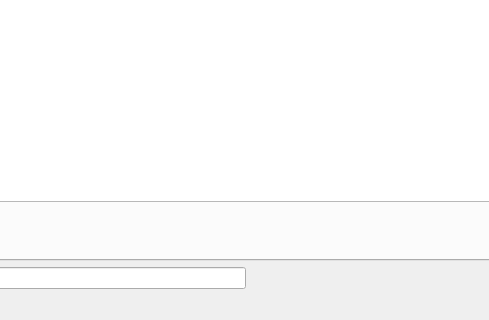
Above: netemu_ui/mainwindow.ui from fabsor/netemu before the change; both pictures show x 262 to 751 and y 386 to 706 of the 1122 by 706 pixel window. Below: the same form after it.
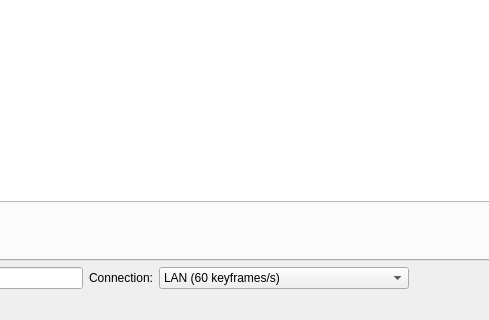
That is the form after the change. Icons and pictures are not drawn.

Commit message: Begun working on letting the user select his connection quality

```diff
--- a/netemu_ui/mainwindow.ui
+++ b/netemu_ui/mainwindow.ui
@@ -488,6 +488,59 @@
         <item>
          <widget class="QLineEdit" name="textUsername"/>
         </item>
+        <item>
+         <widget class="QLabel" name="labelConnectionQuality">
+          <property name="text">
+           <string>Connection:</string>
+          </property>
+         </widget>
+        </item>
+        <item>
+         <widget class="QComboBox" name="comboConnection">
+          <property name="sizePolicy">
+           <sizepolicy hsizetype="Preferred" vsizetype="Fixed">
+            <horstretch>0</horstretch>
+            <verstretch>0</verstretch>
+           </sizepolicy>
+          </property>
+          <property name="minimumSize">
+           <size>
+            <width>250</width>
+            <height>0</height>
+           </size>
+          </property>
+          <item>
+           <property name="text">
+            <string>LAN (60 keyframes/s)</string>
+           </property>
+          </item>
+          <item>
+           <property name="text">
+            <string>Excellent (30 keyframes/s)</string>
+           </property>
+          </item>
+          <item>
+           <property name="text">
+            <string>Good (20 keyframes/s)</string>
+           </property>
+          </item>
+          <item>
+           <property name="text">
+            <string>Average (15 keyframes/s)</string>
+           </property>
+          </item>
+          <item>
+           <property name="text">
+            <string>Low (12 keyframes/s)</string>
+           </property>
+          </item>
+          <item>
+           <property name="text">
+            <string>Bad (10 keyframes/s)</string>
+           </property>
+          </item>
+         </widget>
+        </item>
         <item>
          <spacer name="horizontalSpacer_2">
           <property name="orientation">
```
The commit also changes 9 other files.
